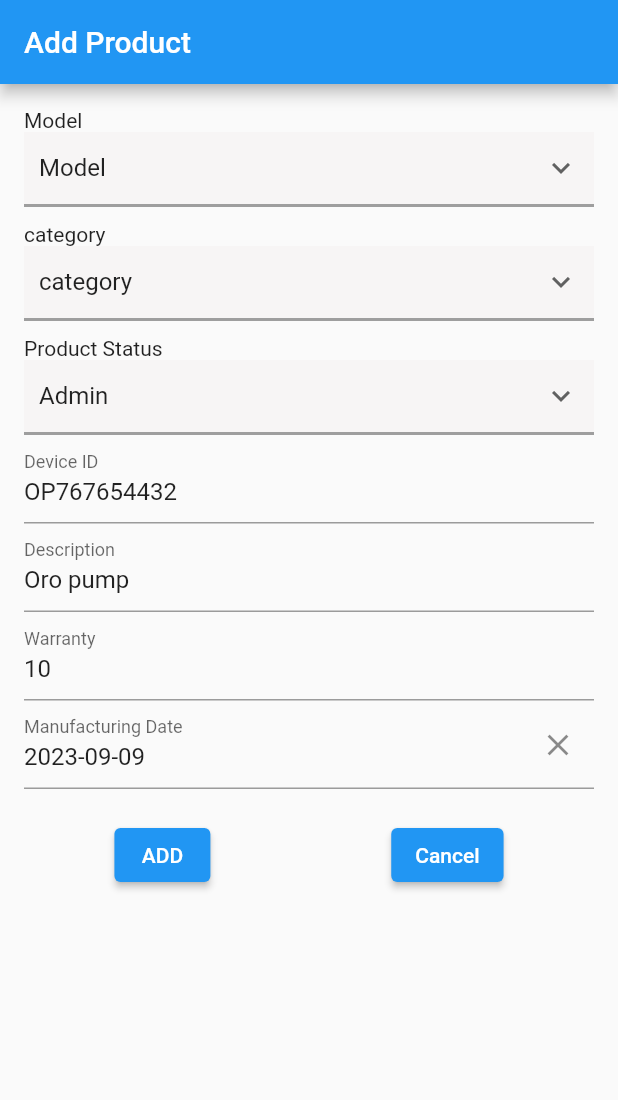
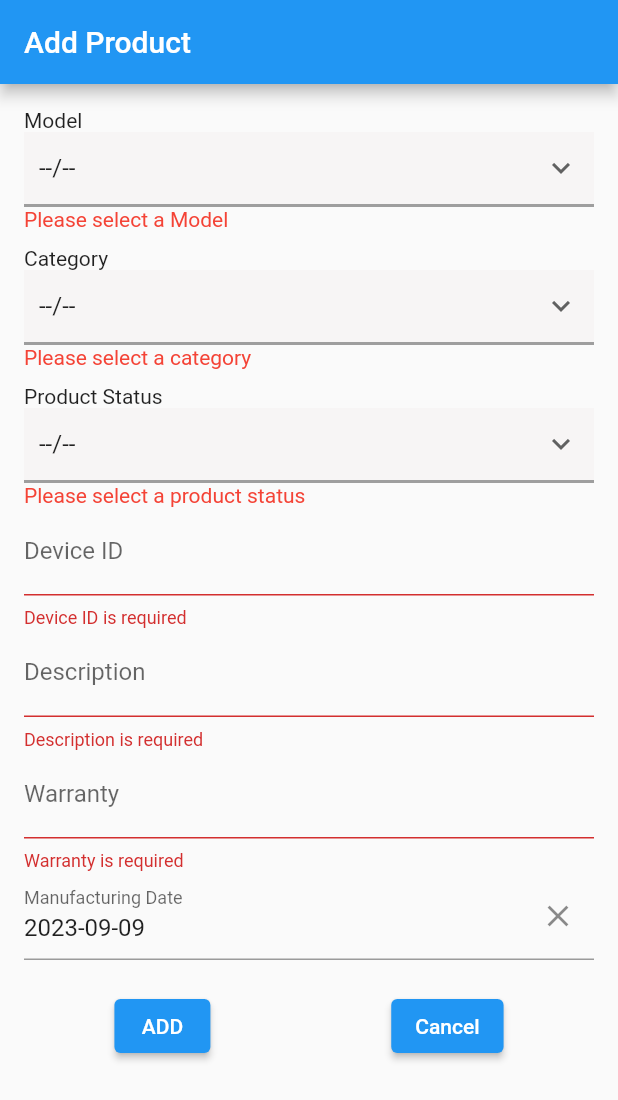
Before and after one commit to venkatesanios/compare, a Flutter app: the screen it shows after launch, after a tap on "ADD", on a phone screen of 412 x 824 dp. Shown: the top 1100 px of the screen. Run offline on Flutter 3.47's test engine with Material 2 defaults, Android fonts, the phone set to English and light mode, and no system bars; our stand-ins replace datetime_picker_formfield_new, flutter_bloc, geocoding, geolocator, get, google_maps_flutter and 1 more.

Commit message:
add product

```diff
--- a/flutter_test1/lib/drop_down_button.dart
+++ b/flutter_test1/lib/drop_down_button.dart
@@ -1,10 +1,18 @@
 import 'package:flutter/material.dart';
+import 'package:flutter_test1/state_management/add_product_provider.dart';
+import 'package:provider/provider.dart';
 
 class MyDropDown extends StatefulWidget {
   String initialValue;
+  String purpose;
   List<String> itemList;
 
-  MyDropDown({super.key, required this.initialValue, required this.itemList});
+  MyDropDown({
+    super.key,
+    required this.initialValue,
+    required this.itemList,
+    required this.purpose,
+  });
 
   @override
   State<MyDropDown> createState() => _MyDropDownState();
@@ -13,6 +21,8 @@ class MyDropDown extends StatefulWidget {
 class _MyDropDownState extends State<MyDropDown> {
   @override
   Widget build(BuildContext context) {
+    var addProductPvd = Provider.of<AddProductProvider>(context, listen: true);
+
     return Container(
       width: double.infinity,
       decoration: const BoxDecoration(
@@ -44,8 +54,17 @@ class _MyDropDownState extends State<MyDropDown> {
         // After selecting the desired option,it will
         // change button value to selected value
         onChanged: (String? newValue) {
+          if (widget.purpose == 'addProduct/model') {
+            addProductPvd.editModel(newValue!);
+          } else if (widget.purpose == 'addProduct/category') {
+            addProductPvd.editcategory(newValue!);
+          } else if (widget.purpose == 'addProduct/Status') {
+            addProductPvd.editProductstatus(newValue!);
+          } else {}
+
           setState(() {
             widget.initialValue = newValue!;
+            // widget.Value = newValue;
           });
         },
       ),
--- a/flutter_test1/lib/main.dart
+++ b/flutter_test1/lib/main.dart
@@ -11,6 +11,7 @@ import 'package:flutter_test1/metadata.dart';
 import 'package:flutter_test1/product/ProductScreen.dart';
 import 'package:flutter_test1/product/ProductViewModel.dart';
 import 'package:flutter_test1/segment.dart';
+import 'package:flutter_test1/state_management/add_product_provider.dart';
 import 'package:flutter_test1/tabbar.dart';
 import 'package:provider/provider.dart';
 
@@ -18,6 +19,8 @@ void main() {
   runApp(MultiProvider(
     providers: [
       ChangeNotifierProvider(create: (context) => ProductViewModel()),
+      ChangeNotifierProvider(create: (context) => AddProductProvider()),
+
       // ChangeNotifierProvider(create: (context) => CustomerDevicePvd()),
       // ChangeNotifierProvider(create: (context) => SellDeviceProvider()),
       // ChangeNotifierProvider(create: (context) => DeviceListViewModel()),
--- a/flutter_test1/lib/product/ProductScreen.dart
+++ b/flutter_test1/lib/product/ProductScreen.dart
@@ -2,15 +2,32 @@ import 'package:datetime_picker_formfield_new/datetime_picker_formfield.dart';
 import 'package:flutter/material.dart';
 import 'package:flutter_test1/drop_down_button.dart';
 import 'package:flutter_test1/inputHeading.dart';
+import 'package:flutter_test1/product/ProductViewModel.dart';
+import 'package:flutter_test1/state_management/add_product_provider.dart';
+import 'package:get/get.dart';
+import 'package:intl/intl.dart';
 import 'package:provider/provider.dart';
-import 'package:intl/intl.dart';
 
-class ProductForm extends StatelessWidget {
+class ProductForm extends StatefulWidget {
+  @override
+  _ProductFormState createState() => _ProductFormState();
+}
+
+class _ProductFormState extends State<ProductForm> {
+  final _formKey = GlobalKey<FormState>();
+
+  String selectedModel = '--/--';
+  String? Modelvalue;
+
+  String selectedCategory = '--/--';
+  String selectedProductStatus = '--/--';
+
+  final dateFormat = DateFormat("yyyy-MM-dd");
+
   @override
   Widget build(BuildContext context) {
-    // final productViewModel = Provider.of<ProductViewModel>(context);
-
-    final dateFormat = DateFormat("yyyy-MM-dd");
+    var addProductPvd = Provider.of<AddProductProvider>(context, listen: true);
+    var productViewModel = Provider.of<ProductViewModel>(context, listen: true);
 
     return Scaffold(
       appBar: AppBar(
@@ -19,6 +36,7 @@ class ProductForm extends StatelessWidget {
       body: Padding(
         padding: const EdgeInsets.all(16.0),
         child: Form(
+          key: _formKey,
           child: SingleChildScrollView(
             child: Column(
               children: <Widget>[
@@ -29,13 +47,22 @@ class ProductForm extends StatelessWidget {
                     Container(
                       color: Colors.white,
                       width: double.infinity,
-                      child: MyDropDown(initialValue: 'Model', itemList: [
-                        'Model',
-                        'Model 1',
-                        'Model 2',
-                        'Model 3',
-                      ]),
-                    )
+                      child: MyDropDown(
+                        initialValue: addProductPvd.initialModel,
+                        itemList: [
+                          '--/--',
+                          'Model 1',
+                          'Model 2',
+                          'Model 3',
+                        ],
+                        purpose: 'addProduct/model',
+                      ),
+                    ),
+                    if (addProductPvd.initialModel == '--/--')
+                      Text(
+                        'Please select a Model',
+                        style: TextStyle(color: Colors.red),
+                      ),
                   ],
                 ),
                 SizedBox(
@@ -44,17 +71,26 @@ class ProductForm extends StatelessWidget {
                 Column(
                   crossAxisAlignment: CrossAxisAlignment.start,
                   children: [
-                    InputHeading(heading: 'category'),
+                    InputHeading(heading: 'Category'),
                     Container(
                       color: Colors.white,
                       width: double.infinity,
-                      child: MyDropDown(initialValue: 'category', itemList: [
-                        'category',
-                        'category 1',
-                        'category 2',
-                        'category 3',
-                      ]),
-                    )
+                      child: MyDropDown(
+                        initialValue: addProductPvd.initialcategory,
+                        itemList: [
+                          '--/--',
+                          'Category 1',
+                          'Category 2',
+                          'Category 3',
+                        ],
+                        purpose: 'addProduct/category',
+                      ),
+                    ),
+                    if (addProductPvd.initialcategory == '--/--')
+                      Text(
+                        'Please select a category',
+                        style: TextStyle(color: Colors.red),
+                      ),
                   ],
                 ),
                 SizedBox(
@@ -67,48 +103,55 @@ class ProductForm extends StatelessWidget {
                     Container(
                       color: Colors.white,
                       width: double.infinity,
-                      child: MyDropDown(initialValue: 'Admin', itemList: [
-                        'Admin',
-                        'Stand BY',
-                      ]),
-                    )
+                      child: MyDropDown(
+                        initialValue: addProductPvd.initialProductstatus,
+                        itemList: [
+                          '--/--',
+                          'Admin',
+                          'Stand BY',
+                        ],
+                        purpose: 'addProduct/Status',
+                      ),
+                    ),
+                    if (addProductPvd.initialProductstatus == '--/--')
+                      Text(
+                        'Please select a product status',
+                        style: TextStyle(color: Colors.red),
+                      ),
                   ],
                 ),
                 TextFormField(
-                  initialValue: 'OP767654432',
-                  onChanged: (newValue) {
-                    // productViewModel.updateProductDeviceId(newValue);
-                  },
+                  initialValue: productViewModel.deviceId,
                   decoration: InputDecoration(labelText: 'Device ID'),
                   validator: (value) {
                     if (value == null || value.isEmpty) {
                       return 'Device ID is required';
+                    } else {
+                      productViewModel.updateProductDeviceId(value);
                     }
                     return null;
                   },
                 ),
                 TextFormField(
-                  initialValue: 'Oro pump',
-                  onChanged: (newValue) {
-                    //  productViewModel.updateProductDescription(newValue);
-                  },
+                  initialValue: productViewModel.description,
                   decoration: InputDecoration(labelText: 'Description'),
                   validator: (value) {
                     if (value == null || value.isEmpty) {
                       return 'Description is required';
+                    } else {
+                      productViewModel.updateProductDescription(value);
                     }
                     return null;
                   },
                 ),
                 TextFormField(
-                  initialValue: '10',
-                  onChanged: (newValue) {
-                    // productViewModel.updateProductWarranty(newValue);
-                  },
+                  initialValue: productViewModel.warranty,
                   decoration: InputDecoration(labelText: 'Warranty'),
                   validator: (value) {
                     if (value == null || value.isEmpty) {
                       return 'Warranty is required';
+                    } else {
+                      productViewModel.updateProductWarranty(value);
                     }
                     return null;
                   },
@@ -117,7 +160,7 @@ class ProductForm extends StatelessWidget {
                   format: dateFormat,
                   initialValue: DateTime.now(),
                   onChanged: (newValue) {
-                    // productViewModel.updateProductCurrentDate(newValue!);
+                    productViewModel.updateProductCurrentDate(newValue!);
                   },
                   decoration: InputDecoration(labelText: 'Manufacturing Date'),
                   onShowPicker: (context, currentValue) async {
@@ -135,7 +178,7 @@ class ProductForm extends StatelessWidget {
                   },
                   validator: (value) {
                     if (value == null) {
-                      return 'Current Date is required';
+                      return 'Manufacturing Date is required';
                     }
                     return null;
                   },
@@ -146,14 +189,22 @@ class ProductForm extends StatelessWidget {
                   children: [
                     ElevatedButton(
                       onPressed: () {
-                        if (Form.of(context).validate()) {
-                          //   productViewModel.saveProduct();
+                        if (_formKey.currentState!.validate()) {
+                          productViewModel.updateProductCategory(
+                              addProductPvd.initialcategory);
+                          productViewModel.updateProductModelType(
+                              addProductPvd.initialModel);
+                          productViewModel.updateProductStatus(
+                              addProductPvd.initialProductstatus);
+                          productViewModel.saveProduct();
                         }
                       },
                       child: Text('ADD'),
                     ),
                     ElevatedButton(
-                      onPressed: () {},
+                      onPressed: () {
+                        // Handle Cancel button
+                      },
                       child: Text('Cancel'),
                     ),
                   ],
--- /dev/null
+++ b/flutter_test1/lib/state_management/add_product_provider.dart
@@ -0,0 +1,21 @@
+import 'package:flutter/material.dart';
+
+class AddProductProvider extends ChangeNotifier {
+  String initialModel = '--/--';
+  String initialcategory = '--/--';
+  String initialProductstatus = '--/--';
+  void editModel(String value) {
+    initialModel = value;
+    notifyListeners();
+  }
+
+  void editcategory(String value) {
+    initialcategory = value;
+    notifyListeners();
+  }
+
+  void editProductstatus(String value) {
+    initialProductstatus = value;
+    notifyListeners();
+  }
+}
```
Also changed, not shown: flutter_test1/lib/product/ProductViewModel.dart (+7 -10 lines), 2 other files.
